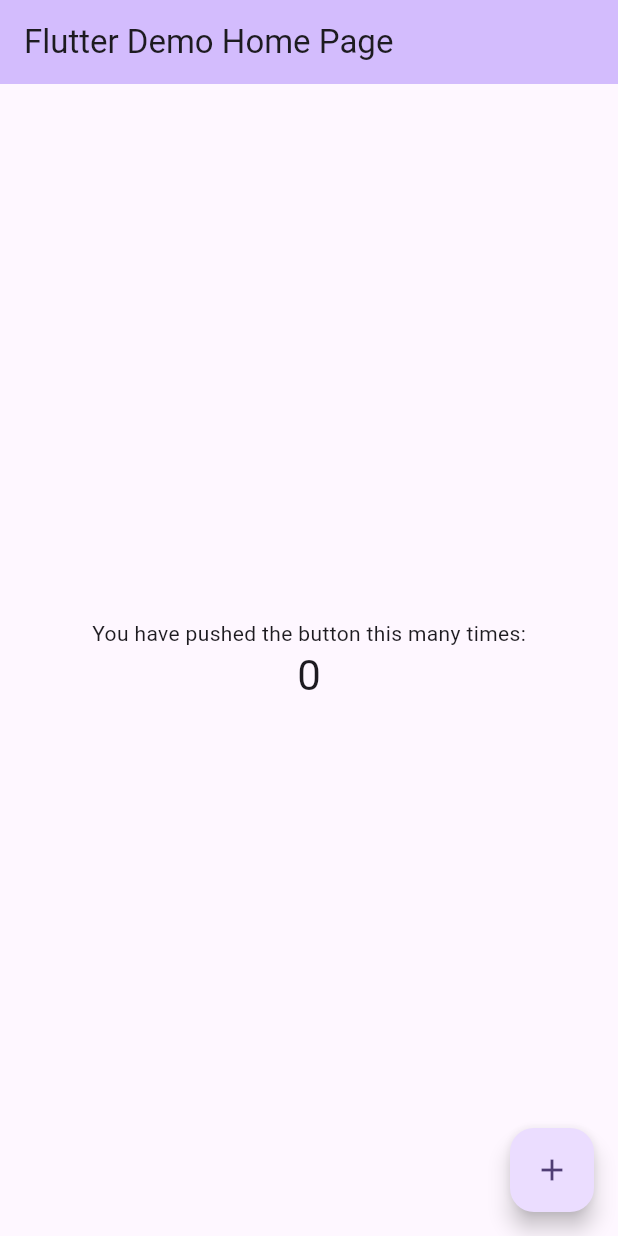
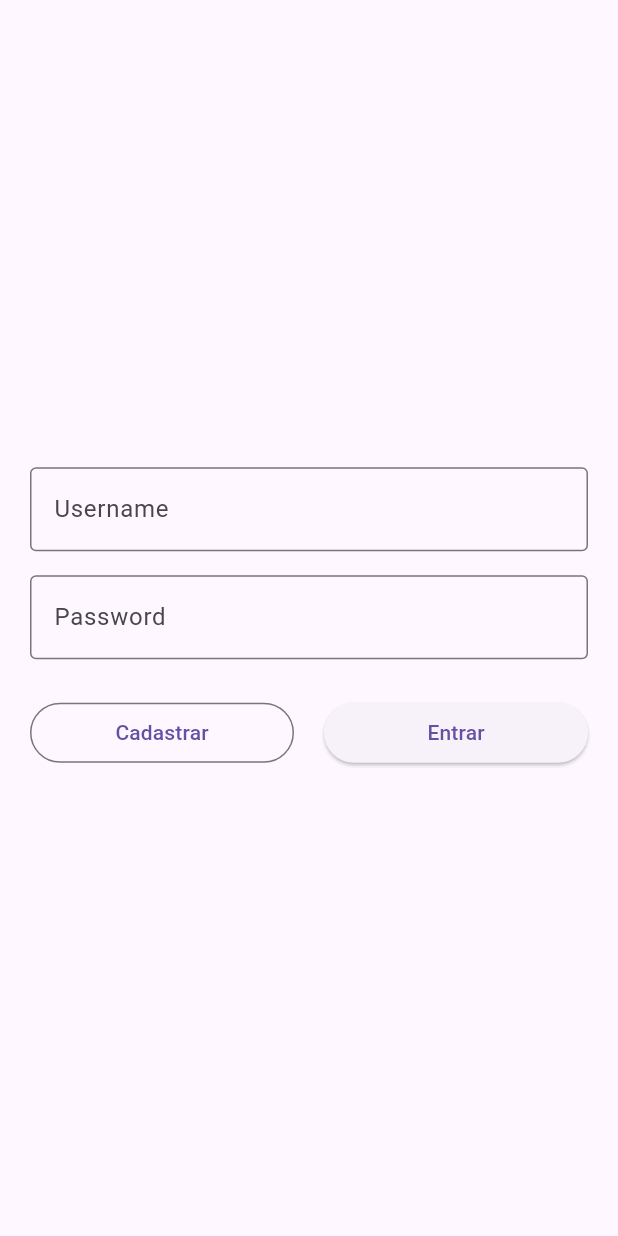
Before and after one commit to MiguelSanCruz/Nota1000, a Flutter app: the screen it shows after launch, on a phone screen of 412 x 824 dp. Run offline on Flutter 3.47's test engine with Material 3 defaults, Android fonts, the phone set to English and light mode, and no system bars.

Commit message:
tela do login criada e inicio da tela home

```diff
--- /dev/null
+++ b/lib/Home_page.dart
@@ -0,0 +1,34 @@
+import 'package:flutter/material.dart';
+import 'package:nota_1000/app_Controller.dart';
+
+class HomePage extends StatefulWidget {
+  @override
+  State<HomePage> createState() => _HomePageState();
+}
+
+class _HomePageState extends State<HomePage> {
+  @override
+  Widget build(BuildContext context) {
+    return Scaffold(
+      appBar: AppBar(
+        title: const Text('NOTA 1000'),
+          backgroundColor: const Color.fromARGB(255, 2, 139, 43),
+            actions: [CustomTheme(),],
+      ),
+    );
+  }
+}
+
+
+class CustomTheme extends StatelessWidget {
+
+  @override
+  Widget build(BuildContext context) {
+    return Switch(
+    value: AppTheme.instance.isDarkMode,
+    onChanged: (value) {
+      AppTheme.instance.changeTheme();
+    },
+    );
+  }
+}
--- /dev/null
+++ b/lib/app_Controller.dart
@@ -0,0 +1,14 @@
+import 'package:flutter/material.dart' as material show ChangeNotifier;
+
+class AppTheme extends material.ChangeNotifier {
+
+  AppTheme._();
+
+  static final AppTheme instance = AppTheme._();
+
+  bool isDarkMode = false;
+  changeTheme() {
+    isDarkMode = !isDarkMode;
+    notifyListeners();
+  }
+}
--- /dev/null
+++ b/lib/login_page.dart
@@ -0,0 +1,88 @@
+import 'package:flutter/material.dart';
+
+
+class LoginPage extends StatefulWidget {
+
+  @override
+  // ignore: no_logic_in_create_state
+  State<LoginPage> createState() {
+    return LoginPageState();
+  }
+}
+
+class LoginPageState extends State<LoginPage> {
+  String username = 'miguel';
+  String password = '123';
+
+  @override
+  Widget build(BuildContext context) {
+    return Scaffold(
+      body: SingleChildScrollView(
+        child:SizedBox(
+          width: MediaQuery.of(context).size.width,
+          height: MediaQuery.of(context).size.height,
+          child: Padding(
+            padding: const EdgeInsets.all(20.0),
+          child:Column(
+            mainAxisAlignment: MainAxisAlignment.center,
+            crossAxisAlignment: CrossAxisAlignment.stretch,
+            children: [
+
+              TextField(
+                onChanged: (text) {
+                  username = text;
+                },
+                decoration: InputDecoration(
+                  labelText: 'Username',
+                  border: OutlineInputBorder(),
+                ),
+              ),
+
+              SizedBox(height: 16.0),
+
+              TextField(
+                onChanged: (text) {
+                  password = text;
+                },
+                obscureText: true,
+                decoration: InputDecoration(
+                  labelText: 'Password',
+                  border: OutlineInputBorder(),
+                ),
+              ),
+
+              SizedBox(height: 25.0),
+
+              Row(
+                children: [
+                  Expanded(                  child: OutlinedButton(
+                      onPressed: () {},
+                      child: const Text('Cadastrar'),
+                    ),
+                  ),
+
+                  const SizedBox(width: 20),
+
+                  Expanded(
+                    child: ElevatedButton(
+                      onPressed: () {
+                        if(username == 'miguel' && password == '123'){
+                          Navigator.of(context).pushReplacementNamed('/home');
+                        }
+                        else {
+
+                        }
+                      },
+                      child: const Text('Entrar'),
+                    ),
+                  )
+                  ,
+                ]
+              )
+            ],
+          ),
+        )
+      )
+    ));
+  }
+}
--- a/lib/main.dart
+++ b/lib/main.dart
@@ -1,122 +1,6 @@
 import 'package:flutter/material.dart';
+import 'package:nota_1000/my_app.dart';
 
 void main() {
   runApp(const MyApp());
 }
-
-class MyApp extends StatelessWidget {
-  const MyApp({super.key});
-
-  // This widget is the root of your application.
-  @override
-  Widget build(BuildContext context) {
-    return MaterialApp(
-      title: 'Flutter Demo',
-      theme: ThemeData(
-        // This is the theme of your application.
-        //
-        // TRY THIS: Try running your application with "flutter run". You'll see
-        // the application has a purple toolbar. Then, without quitting the app,
-        // try changing the seedColor in the colorScheme below to Colors.green
-        // and then invoke "hot reload" (save your changes or press the "hot
-        // reload" button in a Flutter-supported IDE, or press "r" if you used
-        // the command line to start the app).
-        //
-        // Notice that the counter didn't reset back to zero; the application
-        // state is not lost during the reload. To reset the state, use hot
-        // restart instead.
-        //
-        // This works for code too, not just values: Most code changes can be
-        // tested with just a hot reload.
-        colorScheme: .fromSeed(seedColor: Colors.deepPurple),
-      ),
-      home: const MyHomePage(title: 'Flutter Demo Home Page'),
-    );
-  }
-}
-
-class MyHomePage extends StatefulWidget {
-  const MyHomePage({super.key, required this.title});
-
-  // This widget is the home page of your application. It is stateful, meaning
-  // that it has a State object (defined below) that contains fields that affect
-  // how it looks.
-
-  // This class is the configuration for the state. It holds the values (in this
-  // case the title) provided by the parent (in this case the App widget) and
-  // used by the build method of the State. Fields in a Widget subclass are
-  // always marked "final".
-
-  final String title;
-
-  @override
-  State<MyHomePage> createState() => _MyHomePageState();
-}
-
-class _MyHomePageState extends State<MyHomePage> {
-  int _counter = 0;
-
-  void _incrementCounter() {
-    setState(() {
-      // This call to setState tells the Flutter framework that something has
-      // changed in this State, which causes it to rerun the build method below
-      // so that the display can reflect the updated values. If we changed
-      // _counter without calling setState(), then the build method would not be
-      // called again, and so nothing would appear to happen.
-      _counter++;
-    });
-  }
-
-  @override
-  Widget build(BuildContext context) {
-    // This method is rerun every time setState is called, for instance as done
-    // by the _incrementCounter method above.
-    //
-    // The Flutter framework has been optimized to make rerunning build methods
-    // fast, so that you can just rebuild anything that needs updating rather
-    // than having to individually change instances of widgets.
-    return Scaffold(
-      appBar: AppBar(
-        // TRY THIS: Try changing the color here to a specific color (to
-        // Colors.amber, perhaps?) and trigger a hot reload to see the AppBar
-        // change color while the other colors stay the same.
-        backgroundColor: Theme.of(context).colorScheme.inversePrimary,
-        // Here we take the value from the MyHomePage object that was created by
-        // the App.build method, and use it to set our appbar title.
-        title: Text(widget.title),
-      ),
-      body: Center(
-        // Center is a layout widget. It takes a single child and positions it
-        // in the middle of the parent.
-        child: Column(
-          // Column is also a layout widget. It takes a list of children and
-          // arranges them vertically. By default, it sizes itself to fit its
-          // children horizontally, and tries to be as tall as its parent.
-          //
-          // Column has various properties to control how it sizes itself and
-          // how it positions its children. Here we use mainAxisAlignment to
-          // center the children vertically; the main axis here is the vertical
-          // axis because Columns are vertical (the cross axis would be
-          // horizontal).
-          //
-          // TRY THIS: Invoke "debug painting" (choose the "Toggle Debug Paint"
-          // action in the IDE, or press "p" in the console), to see the
-          // wireframe for each widget.
-          mainAxisAlignment: .center,
-          children: [
-            const Text('You have pushed the button this many times:'),
-            Text(
-              '$_counter',
-              style: Theme.of(context).textTheme.headlineMedium,
-            ),
-          ],
-        ),
-      ),
-      floatingActionButton: FloatingActionButton(
-        onPressed: _incrementCounter,
-        tooltip: 'Increment',
-        child: const Icon(Icons.add),
-      ),
-    );
-  }
-}
--- /dev/null
+++ b/lib/my_app.dart
@@ -0,0 +1,29 @@
+import 'package:nota_1000/app_Controller.dart';
+import 'package:flutter/material.dart';
+import 'package:nota_1000/login_page.dart';
+import 'package:nota_1000/home_page.dart';
+
+
+class MyApp extends StatelessWidget {
+  const MyApp({super.key});
+
+  // This widget is the root of your application.
+  @override
+  Widget build(BuildContext context) {
+    return AnimatedBuilder(
+      animation: AppTheme.instance,
+      builder: (context, child){
+        return MaterialApp(
+          theme:ThemeData(
+            brightness: AppTheme.instance.isDarkMode ? Brightness.dark : Brightness.light,
+          ),
+          initialRoute: '/',
+          routes: {
+            '/': (context) => LoginPage(),
+            '/home': (context) => HomePage(),
+          },
+        );
+      }
+    );
+  }
+}
```
Also changed, not shown: 1 other file.
